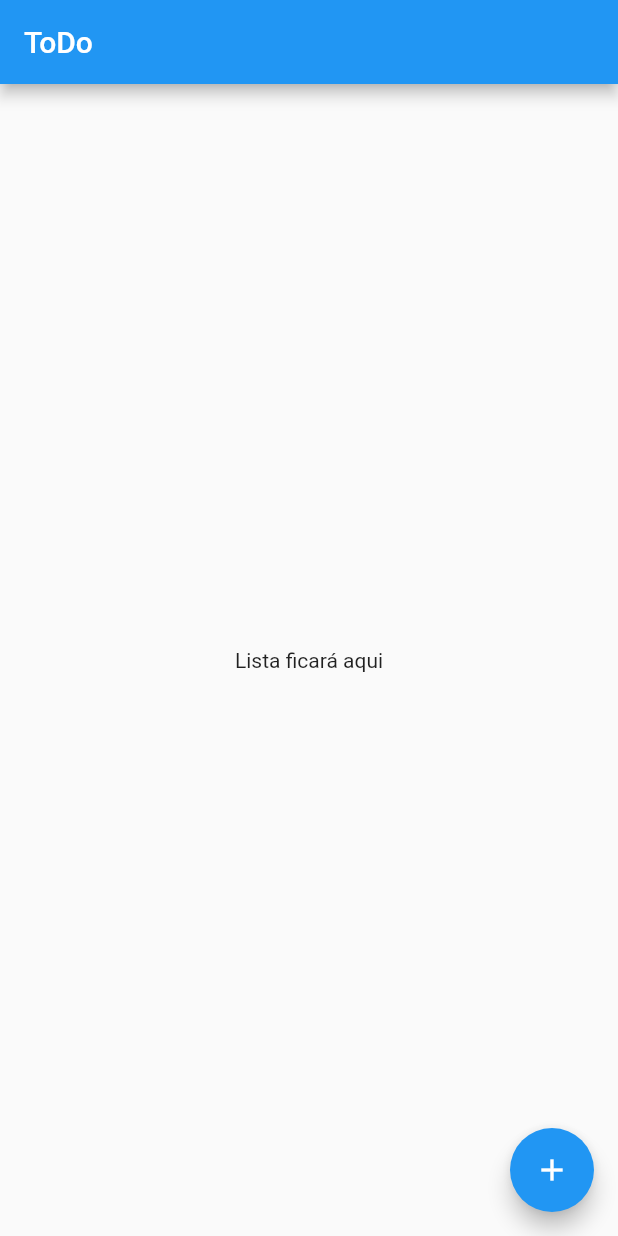
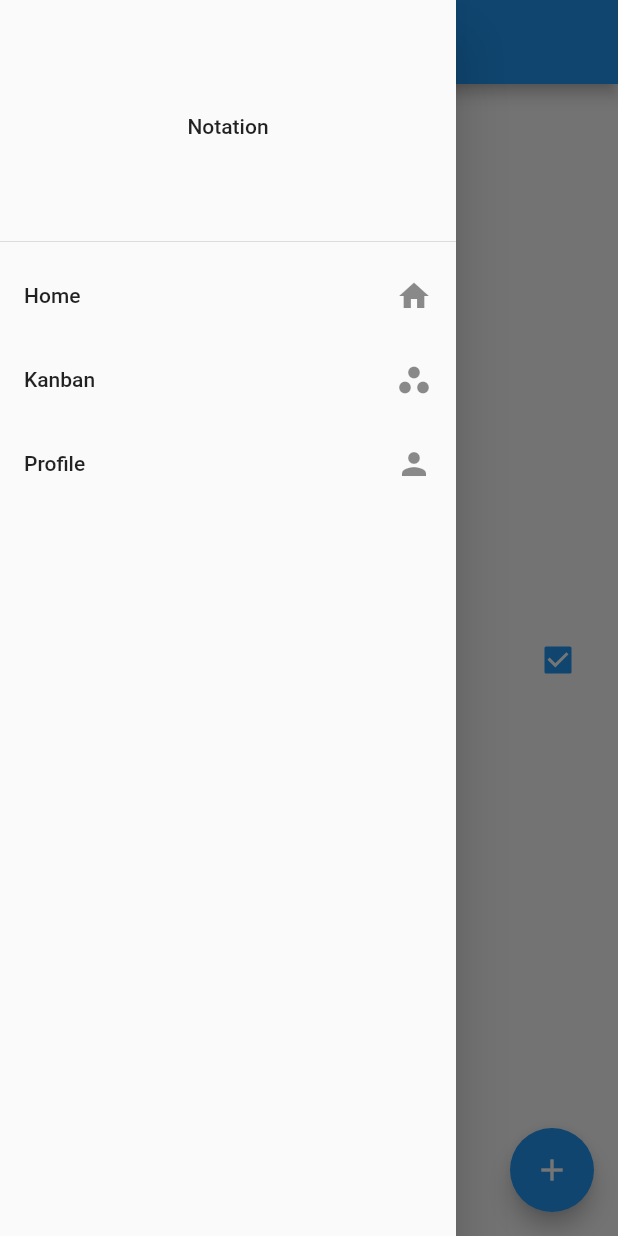
Before and after one commit to PBayma/notation, a Flutter app: the screen it shows after launch, with the side drawer open (before the commit the screen has no drawer), on a phone screen of 412 x 824 dp. Run offline on Flutter 3.47's test engine with Material 2 defaults, Android fonts, the phone set to English and light mode, and no system bars; our stand-ins replace bloc.

Commit message:
Creating sidebar_drawer and todoCard

```diff
--- a/lib/presentation/homepage/components/todo_card.dart
+++ b/lib/presentation/homepage/components/todo_card.dart
@@ -0,0 +1,14 @@
+import 'package:flutter/material.dart';
+
+class ToDoCard extends StatelessWidget {
+  const ToDoCard({Key? key}) : super(key: key);
+
+  @override
+  Widget build(BuildContext context) {
+    return ListTile(
+      title: const Text('Titulo do que fazer'),
+      subtitle: const Text('Breve descrição'),
+      trailing: Checkbox(value: true, onChanged: (value) {}),
+    );
+  }
+}
--- a/lib/presentation/homepage/homepage.dart
+++ b/lib/presentation/homepage/homepage.dart
@@ -1,4 +1,6 @@
 import 'package:flutter/material.dart';
+import 'package:notation/presentation/homepage/components/todo_card.dart';
+import 'package:notation/presentation/widgets/sidebar_drawer.dart';
 
 class HomePage extends StatelessWidget {
   const HomePage({Key? key}) : super(key: key);
@@ -6,11 +8,12 @@ class HomePage extends StatelessWidget {
   @override
   Widget build(BuildContext context) {
     return Scaffold(
+      drawer: const SidebarDrawer(),
       appBar: AppBar(
         title: const Text('ToDo'),
       ),
       body: const Center(
-        child: Text('Lista ficará aqui'),
+        child: ToDoCard(),
       ),
       floatingActionButton: FloatingActionButton(
         child: const Icon(Icons.add),
--- /dev/null
+++ b/lib/presentation/widgets/sidebar_drawer.dart
@@ -0,0 +1,32 @@
+import 'package:flutter/material.dart';
+
+class SidebarDrawer extends StatelessWidget {
+  const SidebarDrawer({Key? key}) : super(key: key);
+
+  @override
+  Widget build(BuildContext context) {
+    return Drawer(
+      child: Column(
+        children: const [
+          DrawerHeader(
+            child: Center(
+              child: Text('Notation'),
+            ),
+          ),
+          ListTile(
+            trailing: Icon(Icons.home),
+            title: Text('Home'),
+          ),
+          ListTile(
+            trailing: Icon(Icons.workspaces),
+            title: Text('Kanban'),
+          ),
+          ListTile(
+            trailing: Icon(Icons.person),
+            title: Text('Profile'),
+          )
+        ],
+      ),
+    );
+  }
+}
```
